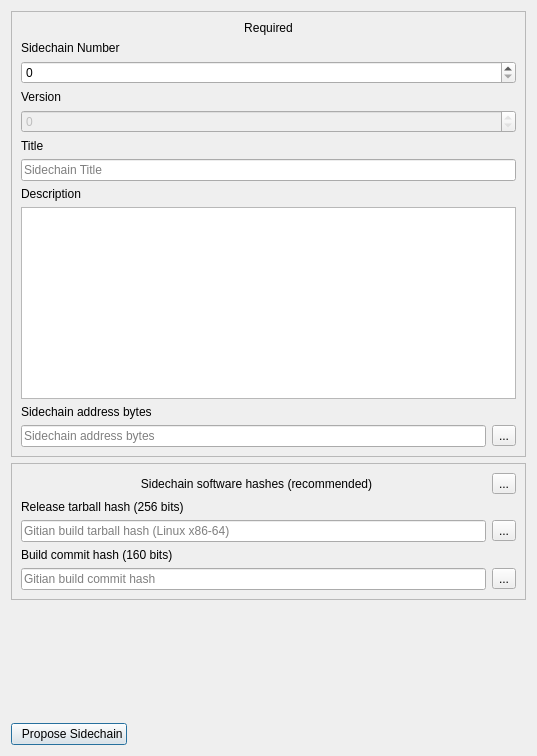
This is src/qt/forms/sidechainproposaldialog.ui in torkelrogstad/mainchain as Qt 5 draws it before an edit. The edited form follows.
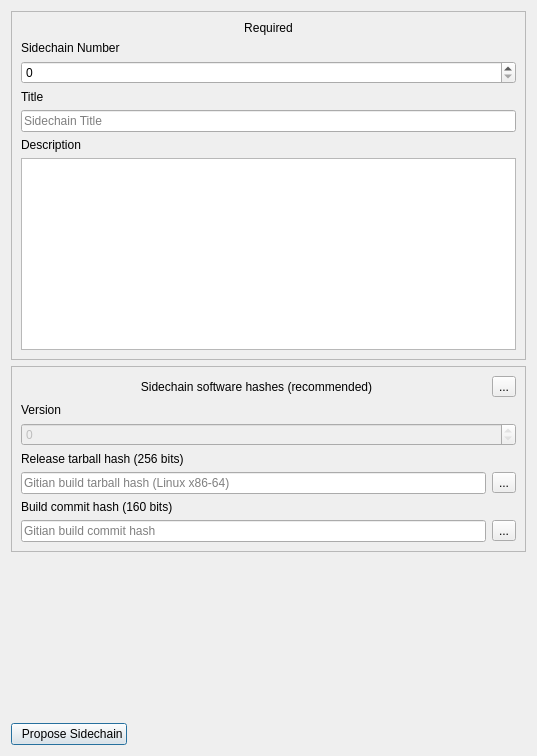
This is the edited form. Icons and pictures are not drawn.

Commit message:
Sidechain address bytes removed
Instead of the user entering a sha256 hash for sidechain address bytes,
        the bytes used are always sha256(sidechain#)

* Update GUI & RPC to remove address bytes for sidechain proposal

What changed in the file:
```diff
--- a/src/qt/forms/sidechainproposaldialog.ui
+++ b/src/qt/forms/sidechainproposaldialog.ui
@@ -47,23 +47,6 @@
         </property>
        </widget>
       </item>
-      <item>
-       <widget class="QLabel" name="label_13">
-        <property name="text">
-         <string>Version</string>
-        </property>
-       </widget>
-      </item>
-      <item>
-       <widget class="QSpinBox" name="spinBoxVersion">
-        <property name="enabled">
-         <bool>false</bool>
-        </property>
-        <property name="maximum">
-         <number>0</number>
-        </property>
-       </widget>
-      </item>
       <item>
        <widget class="QLabel" name="label_4">
         <property name="text">
@@ -95,67 +78,6 @@
         </property>
        </widget>
       </item>
-      <item>
-       <widget class="QLabel" name="label_6">
-        <property name="text">
-         <string>Sidechain address bytes</string>
-        </property>
-       </widget>
-      </item>
-      <item>
-       <widget class="QFrame" name="frame_11">
-        <property name="frameShape">
-         <enum>QFrame::NoFrame</enum>
-        </property>
-        <property name="frameShadow">
-         <enum>QFrame::Raised</enum>
-        </property>
-        <property name="lineWidth">
-         <number>0</number>
-        </property>
-        <layout class="QHBoxLayout" name="horizontalLayout_7">
-         <property name="leftMargin">
-          <number>0</number>
-         </property>
-         <property name="topMargin">
-          <number>0</number>
-         </property>
-         <property name="rightMargin">
-          <number>0</number>
-         </property>
-         <property name="bottomMargin">
-          <number>0</number>
-         </property>
-         <item>
-          <widget class="QLineEdit" name="lineEditHash">
-           <property name="text">
-            <string/>
-           </property>
-           <property name="placeholderText">
-            <string>Sidechain address bytes</string>
-           </property>
-          </widget>
-         </item>
-         <item>
-          <widget class="QToolButton" name="toolButtonKeyHash">
-           <property name="text">
-            <string>...</string>
-           </property>
-           <property name="icon">
-            <iconset resource="../drivechain.qrc">
-             <normaloff>:/icons/transaction_0</normaloff>:/icons/transaction_0</iconset>
-           </property>
-           <property name="iconSize">
-            <size>
-             <width>24</width>
-             <height>24</height>
-            </size>
-           </property>
-          </widget>
-         </item>
-        </layout>
-       </widget>
-      </item>
      </layout>
     </widget>
    </item>
@@ -222,6 +144,23 @@
         </layout>
        </widget>
       </item>
+      <item>
+       <widget class="QLabel" name="label_13">
+        <property name="text">
+         <string>Version</string>
+        </property>
+       </widget>
+      </item>
+      <item>
+       <widget class="QSpinBox" name="spinBoxVersion">
+        <property name="enabled">
+         <bool>false</bool>
+        </property>
+        <property name="maximum">
+         <number>0</number>
+        </property>
+       </widget>
+      </item>
       <item>
        <widget class="QLabel" name="label_11">
         <property name="text">
```
The commit also changes 4 other files.
